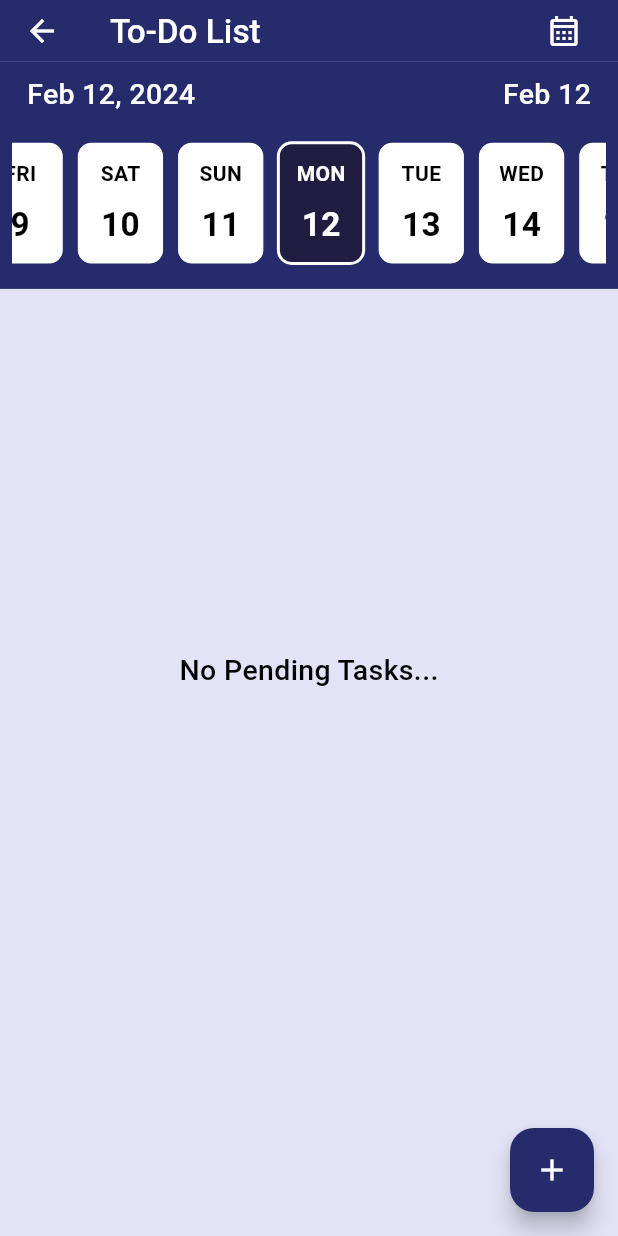
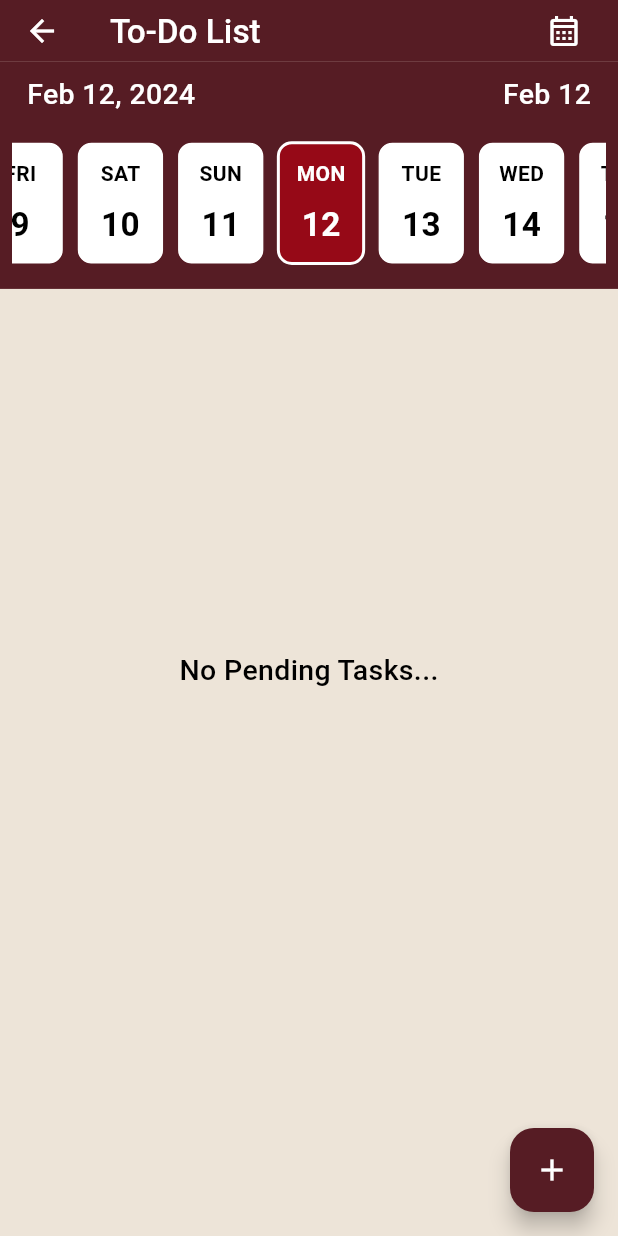
Before and after one commit to PatelPruthvi/task_planner, a Flutter app: the ToDoWidget screen opened directly, on a phone screen of 412 x 824 dp. Run offline on Flutter 3.47's test engine with Material 3 defaults, Android fonts, the light colour scheme and no system bars; drawn by our look-alikes of easy_date_timeline; our stand-ins replace adaptive_theme, another_flushbar, bloc, buttons_tabbar, firebase_auth, firebase_core and 6 more; accounts and stored records are empty.

Commit message:
implemented a different maroon_yellow theme

```diff
--- a/lib/resources/components/calendar/infinite_view_calendar.dart
+++ b/lib/resources/components/calendar/infinite_view_calendar.dart
@@ -90,52 +90,32 @@ class _InfiniteCalendarState extends State<InfiniteCalendar> {
                     width: Dimensions.getCalendarDayWidth(context),
                     dayStructure: DayStructure.dayStrDayNum,
                     todayStyle: DayStyle(
-                        dayStrStyle: const TextStyle(
+                        dayStrStyle: TextStyle(
                             fontWeight: FontWeight.bold,
-                            color: AppColors.kredColor),
+                            color: Theme.of(context).brightness == Brightness.dark
+                                ? AppColors.kwhiteColor
+                                : AppColors.kredColor),
                         dayNumStyle: TextStyle(
                             fontWeight: FontWeight.bold,
                             fontSize: FontSize.getAppBarTitleFontSize(context),
-                            color: AppColors.kredColor),
+                            color: Theme.of(context).brightness == Brightness.dark
+                                ? AppColors.kwhiteColor
+                                : AppColors.kredColor),
                         decoration: BoxDecoration(
-                            border: Border.all(color: AppColors.kredColor),
+                            border: Border.all(
+                                color: Theme.of(context).brightness == Brightness.dark
+                                    ? AppColors.kwhiteColor
+                                    : AppColors.kredColor),
                             color: Theme.of(context).splashColor,
                             borderRadius: BorderRadius.circular(10))),
                     activeDayStyle: DayStyle(
                         dayStrStyle: TextStyle(
                             fontWeight: FontWeight.bold,
-                            color: Theme.of(context)
-                                .appBarTheme
-                                .titleTextStyle!
-                                .color),
-                        dayNumStyle: TextStyle(
-                            fontWeight: FontWeight.bold,
-                            fontSize: FontSize.getAppBarTitleFontSize(context),
-                            color: Theme.of(context)
-                                .appBarTheme
-                                .titleTextStyle!
-                                .color),
-                        decoration: BoxDecoration(
-                            border: Border.all(
-                                color: Theme.of(context)
-                                    .appBarTheme
-                                    .titleTextStyle!
-                                    .color!,
-                                width: 2),
-                            color: Theme.of(context).primaryColorDark,
-                            borderRadius: BorderRadius.circular(10))),
-                    inactiveDayStyle: DayStyle(
-                        dayStrStyle: const TextStyle(
-                            fontWeight: FontWeight.bold,
-                            color: AppColors.kblackColor),
-                        dayNumStyle: TextStyle(
-                            fontWeight: FontWeight.bold,
-                            fontSize: FontSize.getAppBarTitleFontSize(context),
-                            color: AppColors.kblackColor),
-                        decoration: BoxDecoration(
-                            border: Border.all(color: Theme.of(context).primaryColor),
-                            color: Theme.of(context).splashColor,
-                            borderRadius: BorderRadius.circular(10)))),
+                            color: Theme.of(context).canvasColor),
+                        dayNumStyle:
+                            TextStyle(fontWeight: FontWeight.bold, fontSize: FontSize.getAppBarTitleFontSize(context), color: Theme.of(context).canvasColor),
+                        decoration: BoxDecoration(border: Border.all(color: Theme.of(context).canvasColor, width: 2), color: Theme.of(context).primaryColorDark, borderRadius: BorderRadius.circular(10))),
+                    inactiveDayStyle: DayStyle(dayStrStyle: const TextStyle(fontWeight: FontWeight.bold, color: AppColors.kblackColor), dayNumStyle: TextStyle(fontWeight: FontWeight.bold, fontSize: FontSize.getAppBarTitleFontSize(context), color: AppColors.kblackColor), decoration: BoxDecoration(border: Border.all(color: Theme.of(context).primaryColor), color: Theme.of(context).splashColor, borderRadius: BorderRadius.circular(10)))),
               );
 
             default:
--- a/lib/resources/components/to_do_list.dart
+++ b/lib/resources/components/to_do_list.dart
@@ -51,9 +51,8 @@ class ToDoListView extends StatelessWidget {
                             bottomRight: Radius.circular(10)),
                         onPressed: (context) {
                           if (todoItems[index].repeat == "Never") {
-                            toDoBloc.add(ToDoIthItemCheckBoxClickedEvent(
-                              todoItem: todoItems[index],
-                            ));
+                            toDoBloc.add(ToDoIthItemDeletedButtonClickedEvent(
+                                todoItem: todoItems[index]));
                           } else {
                             DialogBoxes.getAlertDialogForTaskDeletion(
                                 context: context,
--- a/lib/utils/Themes/themes.dart
+++ b/lib/utils/Themes/themes.dart
@@ -9,10 +9,11 @@ class Themes {
   //primaryColorLight == used for bottombar unselectedlabelcolor
   //primaryColorDark == selected tile color
   // splash color == unselected tile color
+  //canvas color == selected tile text color
   static getLightModeTheme(BuildContext context) => ThemeData(
       brightness: Brightness.light,
       iconTheme: const IconThemeData(color: AppColors.kblackColor),
-      // canvasColor: ,
+      canvasColor: AppColors.kwhiteColor,
       listTileTheme: ListTileThemeData(
           tileColor: AppColors.kwhiteColor,
           titleTextStyle: FontSize.getToDoItemTileTextStyle(context),
@@ -56,7 +57,7 @@ class Themes {
   static getDarkModeTheme(BuildContext context) => ThemeData(
       brightness: Brightness.dark,
       iconTheme: const IconThemeData(color: AppColors.kwhiteColor),
-      // canvasColor: ,
+      canvasColor: AppColors.kblackColor,
       scaffoldBackgroundColor: AppColors.kGreycanvasColor,
       primaryColorLight: AppColors.kscreenColor, //used for buttons
       primaryColorDark: AppColors.kwhiteColor,
@@ -71,7 +72,8 @@ class Themes {
           elevation: 0.0,
           titleSpacing: 1.3,
           titleTextStyle: TextStyle(
-              color: AppColors.kblackColor,
+              // color: AppColors.kblackColor,
+              color: AppColors.kwhiteColor,
               fontSize: FontSize.getAppBarTitleFontSize(context),
               fontWeight: FontWeight.w500)),
       listTileTheme: ListTileThemeData(
--- a/lib/utils/colors/app_colors.dart
+++ b/lib/utils/colors/app_colors.dart
@@ -4,13 +4,19 @@ class AppColors {
   // static const mainColor = Color(0xFF7743db);
   static const kMainAppColor = Color.fromRGBO(253, 240, 209, 1);
   static const kcalendarTileColor = Color.fromARGB(255, 1, 59, 52);
-  static const kscreenColor = Color.fromRGBO(226, 227, 246, 1);
+  static const kscreenColor = Color(0xffede4d8);
+  // Color.fromRGBO(226, 227, 246, 1);
   static const kmainColor = kblue600;
-  static const Color kblue600 = Color.fromRGBO(38, 44, 107, 1);
+  static const Color kblue600 = Color(0xFF561C24);
+  //  Color.fromRGBO(38, 44, 107, 1);
   static const Color klightBlueColor = Color.fromRGBO(39, 161, 217, 1);
-  static const Color kmediumBlueColor = Color.fromRGBO(0, 122, 255, 1);
-  static const Color kdarkModeTileColor = Color.fromRGBO(130, 183, 239, 1);
-  static const Color klightModeTileColor = Color.fromRGBO(32, 29, 65, 1);
+  static const Color kmediumBlueColor = Color(0xFF6d2932);
+  // Color.fromRGBO(0, 122, 255, 1);
+
+  static const Color kdarkModeTileColor = Color.fromARGB(255, 139, 95, 100);
+  // Color.fromRGBO(130, 183, 239, 1);
+  static const Color klightModeTileColor = Color.fromARGB(255, 150, 9, 23);
+  // Color.fromRGBO(32, 29, 65, 1);
   static const Color kredColor = Color.fromRGBO(255, 7, 7, 1);
   static const Color kblackColor = Colors.black;
   static const Color kGreycanvasColor = Color.fromARGB(255, 19, 17, 17);
--- a/lib/views/to_do_view/ui/to_do_view.dart
+++ b/lib/views/to_do_view/ui/to_do_view.dart
@@ -63,9 +63,11 @@ class _ToDoWidgetState extends State<ToDoWidget> {
                         HomeCalendarDateTappedEvent(selectedDate: dateTime));
                   }
                 },
-                child: const Padding(
-                  padding: EdgeInsets.all(8.0),
-                  child: Icon(Icons.calendar_month_outlined),
+                child: Padding(
+                  padding: const EdgeInsets.all(8.0),
+                  child: Icon(Icons.calendar_month_outlined,
+                      color:
+                          Theme.of(context).appBarTheme.titleTextStyle!.color),
                 )),
           )
         ],
```
